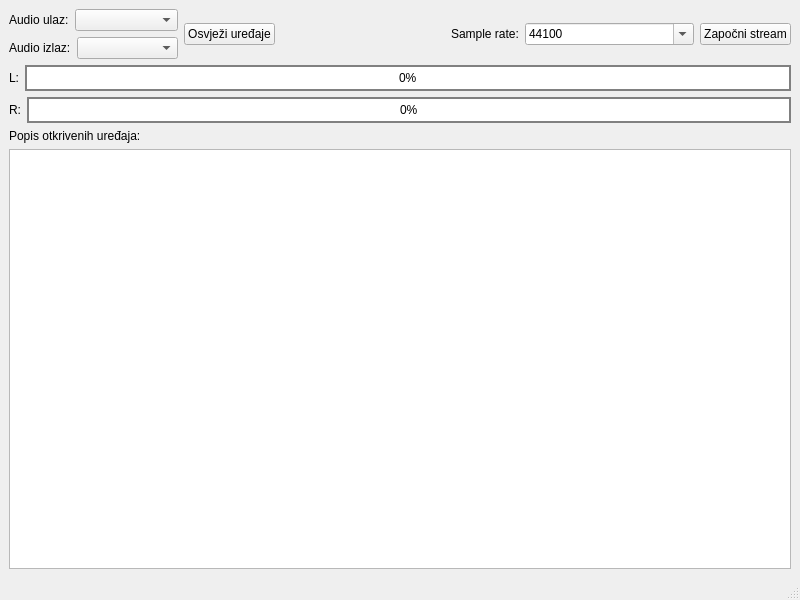
The window that Software/audio-visualizer/mainwindow.ui (mkovac700/diplomski-rad) describes before a commit, drawn with Qt 5.
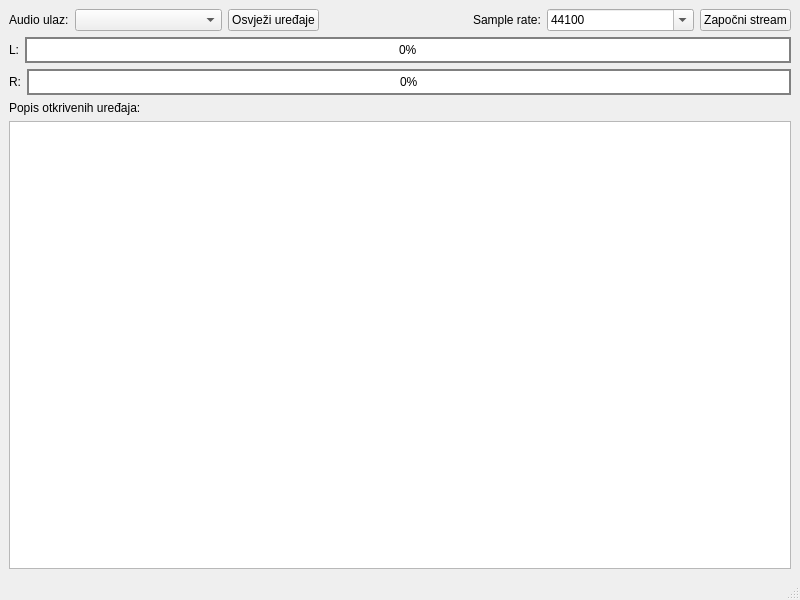
The same window after the commit.

```diff
--- a/Software/audio-visualizer/mainwindow.ui
+++ b/Software/audio-visualizer/mainwindow.ui
@@ -14,10 +14,6 @@
    <string>MainWindow</string>
   </property>
   <widget class="QWidget" name="centralwidget">
-   <layout class="QVBoxLayout" name="verticalLayout_3">
-    <item>
-     <layout class="QHBoxLayout" name="horizontalLayout_3">
-      <item>
        <layout class="QVBoxLayout" name="verticalLayout_2">
         <item>
          <layout class="QHBoxLayout" name="horizontalLayout">
@@ -37,31 +33,6 @@
              </sizepolicy>
             </property>
            </widget>
-          </item>
-         </layout>
-        </item>
-        <item>
-         <layout class="QHBoxLayout" name="horizontalLayout_2">
-          <item>
-           <widget class="QLabel" name="label_2">
-            <property name="text">
-             <string>Audio izlaz:</string>
-            </property>
-           </widget>
-          </item>
-          <item>
-           <widget class="QComboBox" name="comboBox_AudioOut">
-            <property name="sizePolicy">
-             <sizepolicy hsizetype="Expanding" vsizetype="Fixed">
-              <horstretch>0</horstretch>
-              <verstretch>0</verstretch>
-             </sizepolicy>
-            </property>
-           </widget>
-          </item>
-         </layout>
-        </item>
-       </layout>
       </item>
       <item>
        <widget class="QPushButton" name="pushButton_OsvjeziUredaje">
```
Lines whose indentation alone changed are shown as unchanged.
